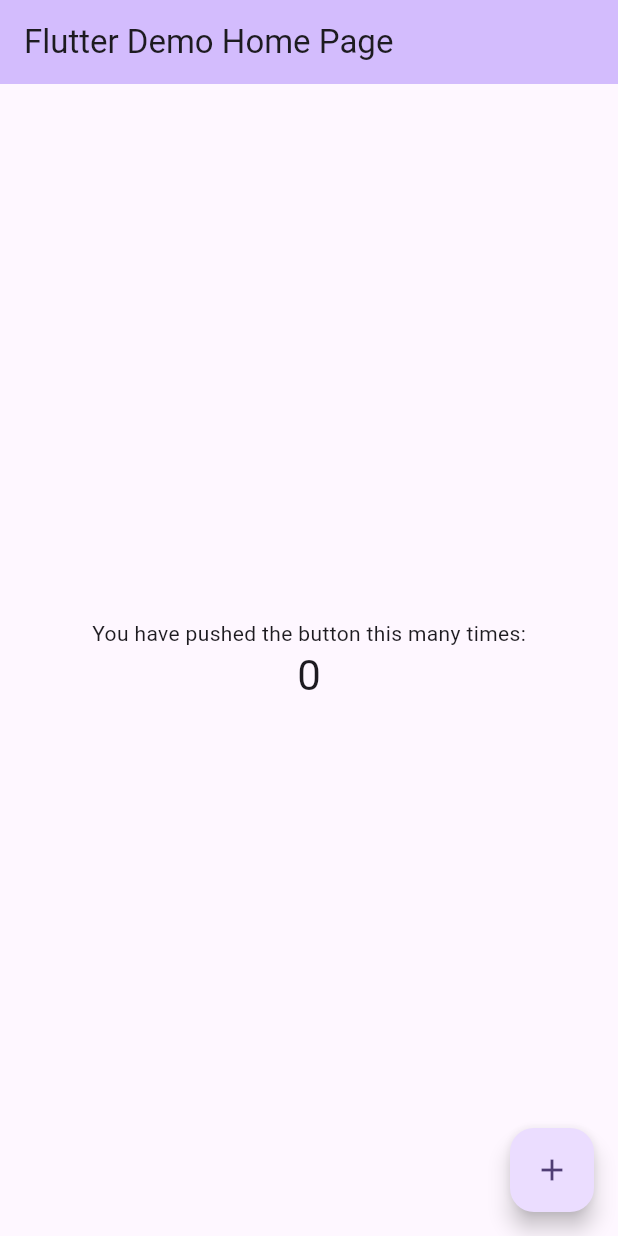
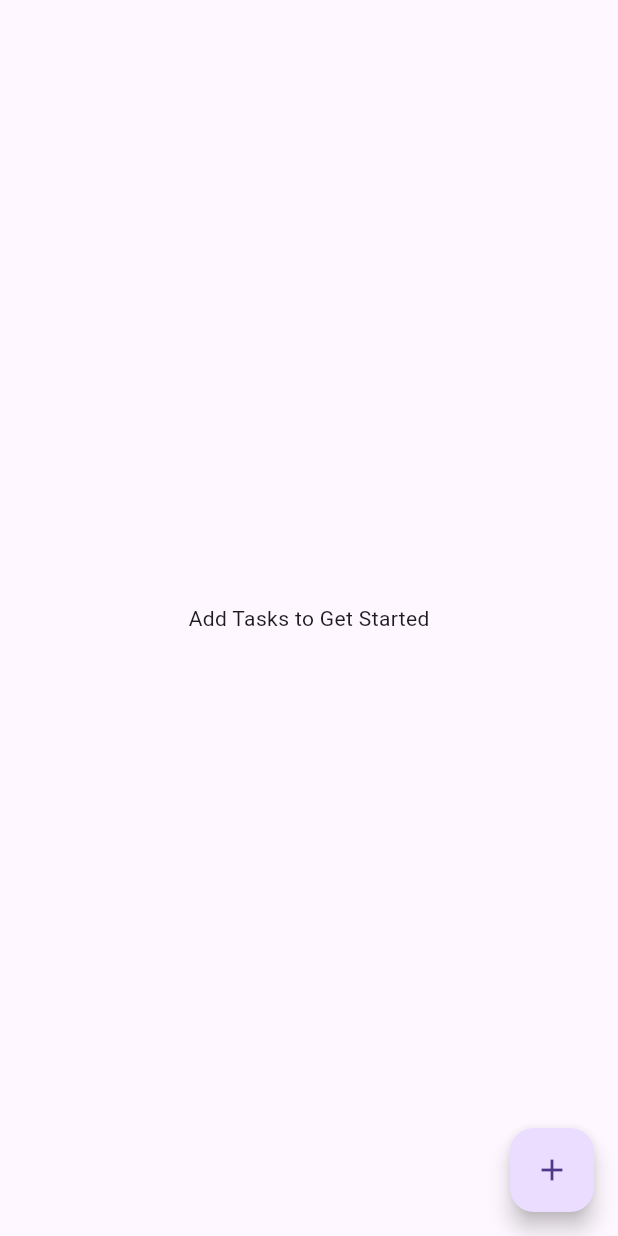
Before and after one commit to Dany4950/Crud_bloc, a Flutter app: the screen it shows after launch, on a phone screen of 412 x 824 dp. Run offline on Flutter 3.47's test engine with Material 3 defaults, Android fonts, the phone set to English and light mode, and no system bars; our stand-ins replace bloc, equatable, flutter_bloc.

Commit message:
create delete options done

```diff
--- /dev/null
+++ b/lib/bloc/crud_bloc.dart
@@ -0,0 +1,23 @@
+import 'package:bloc/bloc.dart';
+import 'package:crud_list_bloc/bloc/crud_event.dart';
+import 'package:crud_list_bloc/bloc/crud_state.dart';
+
+class CrudBloc extends Bloc<CrudEvent, CrudState> {
+  final List<String> todolist = [];
+  CrudBloc() : super(CrudState()) {
+    on<AddItemToList>(_addItemToList);
+    on<DeleteItemFromList>(_deleteItemToList);
+  }
+
+  void _addItemToList(AddItemToList event, Emitter<CrudState> emit) {
+    todolist.add(event.task);
+
+    emit(state.copyWith(to_do_list: List.from(todolist)));
+  }
+
+  void _deleteItemToList(DeleteItemFromList event, Emitter<CrudState> emit) {
+    todolist.remove(event.task);
+
+    emit(state.copyWith(to_do_list: List.from(todolist)));
+  }
+}
--- /dev/null
+++ b/lib/bloc/crud_event.dart
@@ -0,0 +1,23 @@
+import 'package:equatable/equatable.dart';
+
+abstract class CrudEvent extends Equatable {
+  CrudEvent();
+  @override
+  List<Object> get props => [];
+}
+
+class AddItemToList extends CrudEvent {
+  final String task;
+
+  AddItemToList({required this.task});
+  @override
+  List<Object> get props => [task];
+}
+
+class DeleteItemFromList extends CrudEvent {
+  final Object task;
+  DeleteItemFromList({required this.task});
+
+  @override
+  List<Object> get props => [task];
+}
--- /dev/null
+++ b/lib/bloc/crud_state.dart
@@ -0,0 +1,17 @@
+import 'package:equatable/equatable.dart';
+
+class CrudState extends Equatable {
+  final List<String> to_do_list;
+
+  const CrudState({this.to_do_list = const []});
+
+  CrudState copyWith({List<String>? to_do_list}) {
+    return CrudState(
+      to_do_list: to_do_list ?? this.to_do_list,
+    );
+  }
+
+  @override
+  // TODO: implement props
+  List<Object?> get props => [to_do_list];
+}
--- a/lib/main.dart
+++ b/lib/main.dart
@@ -1,4 +1,7 @@
+import 'package:crud_list_bloc/bloc/crud_bloc.dart';
+import 'package:crud_list_bloc/ui/home.dart';
 import 'package:flutter/material.dart';
+import 'package:flutter_bloc/flutter_bloc.dart';
 
 void main() {
   runApp(const MyApp());
@@ -7,119 +10,13 @@ void main() {
 class MyApp extends StatelessWidget {
   const MyApp({super.key});
 
-  // This widget is the root of your application.
   @override
   Widget build(BuildContext context) {
-    return MaterialApp(
-      title: 'Flutter Demo',
-      theme: ThemeData(
-        // This is the theme of your application.
-        //
-        // TRY THIS: Try running your application with "flutter run". You'll see
-        // the application has a purple toolbar. Then, without quitting the app,
-        // try changing the seedColor in the colorScheme below to Colors.green
-        // and then invoke "hot reload" (save your changes or press the "hot
-        // reload" button in a Flutter-supported IDE, or press "r" if you used
-        // the command line to start the app).
-        //
-        // Notice that the counter didn't reset back to zero; the application
-        // state is not lost during the reload. To reset the state, use hot
-        // restart instead.
-        //
-        // This works for code too, not just values: Most code changes can be
-        // tested with just a hot reload.
-        colorScheme: ColorScheme.fromSeed(seedColor: Colors.deepPurple),
-        useMaterial3: true,
+    return BlocProvider(
+      create: (context) => CrudBloc(),
+      child: MaterialApp(
+        home: Home(),
       ),
-      home: const MyHomePage(title: 'Flutter Demo Home Page'),
     );
   }
 }
-
-class MyHomePage extends StatefulWidget {
-  const MyHomePage({super.key, required this.title});
-
-  // This widget is the home page of your application. It is stateful, meaning
-  // that it has a State object (defined below) that contains fields that affect
-  // how it looks.
-
-  // This class is the configuration for the state. It holds the values (in this
-  // case the title) provided by the parent (in this case the App widget) and
-  // used by the build method of the State. Fields in a Widget subclass are
-  // always marked "final".
-
-  final String title;
-
-  @override
-  State<MyHomePage> createState() => _MyHomePageState();
-}
-
-class _MyHomePageState extends State<MyHomePage> {
-  int _counter = 0;
-
-  void _incrementCounter() {
-    setState(() {
-      // This call to setState tells the Flutter framework that something has
-      // changed in this State, which causes it to rerun the build method below
-      // so that the display can reflect the updated values. If we changed
-      // _counter without calling setState(), then the build method would not be
-      // called again, and so nothing would appear to happen.
-      _counter++;
-    });
-  }
-
-  @override
-  Widget build(BuildContext context) {
-    // This method is rerun every time setState is called, for instance as done
-    // by the _incrementCounter method above.
-    //
-    // The Flutter framework has been optimized to make rerunning build methods
-    // fast, so that you can just rebuild anything that needs updating rather
-    // than having to individually change instances of widgets.
-    return Scaffold(
-      appBar: AppBar(
-        // TRY THIS: Try changing the color here to a specific color (to
-        // Colors.amber, perhaps?) and trigger a hot reload to see the AppBar
-        // change color while the other colors stay the same.
-        backgroundColor: Theme.of(context).colorScheme.inversePrimary,
-        // Here we take the value from the MyHomePage object that was created by
-        // the App.build method, and use it to set our appbar title.
-        title: Text(widget.title),
-      ),
-      body: Center(
-        // Center is a layout widget. It takes a single child and positions it
-        // in the middle of the parent.
-        child: Column(
-          // Column is also a layout widget. It takes a list of children and
-          // arranges them vertically. By default, it sizes itself to fit its
-          // children horizontally, and tries to be as tall as its parent.
-          //
-          // Column has various properties to control how it sizes itself and
-          // how it positions its children. Here we use mainAxisAlignment to
-          // center the children vertically; the main axis here is the vertical
-          // axis because Columns are vertical (the cross axis would be
-          // horizontal).
-          //
-          // TRY THIS: Invoke "debug painting" (choose the "Toggle Debug Paint"
-          // action in the IDE, or press "p" in the console), to see the
-          // wireframe for each widget.
-          mainAxisAlignment: MainAxisAlignment.center,
-          children: <Widget>[
-            const Text(
-              'You have pushed the button this many times:',
-            ),
-            Text(
-              '$_counter',
-              style: Theme.of(context).textTheme.headlineMedium,
-            ),
-          ],
-        ),
-      ),
-      floatingActionButton: FloatingActionButton(
-        onPressed: _incrementCounter,
-        tooltip: 'Increment',
-        child: const Icon(Icons.add),
-      ), // This trailing comma makes auto-formatting nicer for build methods.
-    );
-  }
-}
--- /dev/null
+++ b/lib/ui/home.dart
@@ -0,0 +1,54 @@
+import 'package:crud_list_bloc/bloc/crud_bloc.dart';
+import 'package:crud_list_bloc/bloc/crud_event.dart';
+import 'package:crud_list_bloc/bloc/crud_state.dart';
+import 'package:flutter/material.dart';
+import 'package:flutter_bloc/flutter_bloc.dart';
+
+class Home extends StatefulWidget {
+  const Home({super.key});
+
+  @override
+  State<Home> createState() => _HomeState();
+}
+
+class _HomeState extends State<Home> {
+  @override
+  Widget build(BuildContext context) {
+    return Scaffold(
+      body: BlocBuilder<CrudBloc, CrudState>(
+        builder: (context, state) {
+          if (state.to_do_list.isEmpty) {
+            return Center(child: Text("Add Tasks to Get Started"));
+          } else if (state.to_do_list.isNotEmpty) {
+            return ListView.builder(
+              itemCount: state.to_do_list.length,
+              itemBuilder: (context, index) {
+                return ListTile(
+                  title: Text(state.to_do_list[index]),
+                  trailing: IconButton(
+                      onPressed: () {
+                        context.read<CrudBloc>().add(
+                            DeleteItemFromList(task: state.to_do_list[index]));
+                      },
+                      icon: Icon(Icons.delete)),
+                );
+              },
+            );
+          } else {
+            return SizedBox();
+          }
+        },
+      ),
+      floatingActionButton: FloatingActionButton(
+        onPressed: () {
+          for (int i = 0; i < 4; i++) {
+            context
+                .read<CrudBloc>()
+                .add(AddItemToList(task: 'Sujay Daniel  ' + i.toString()));
+          }
+        },
+        child: Icon(Icons.add),
+      ),
+    );
+  }
+}
--- a/pubspec.yaml
+++ b/pubspec.yaml
@@ -35,6 +35,9 @@ dependencies:
   # The following adds the Cupertino Icons font to your application.
   # Use with the CupertinoIcons class for iOS style icons.
   cupertino_icons: ^1.0.8
+  bloc: ^8.1.4
+  flutter_bloc: ^8.1.6
+  equatable: ^2.0.5
 
 dev_dependencies:
   flutter_test:
```
Also changed, not shown: pubspec.lock.
